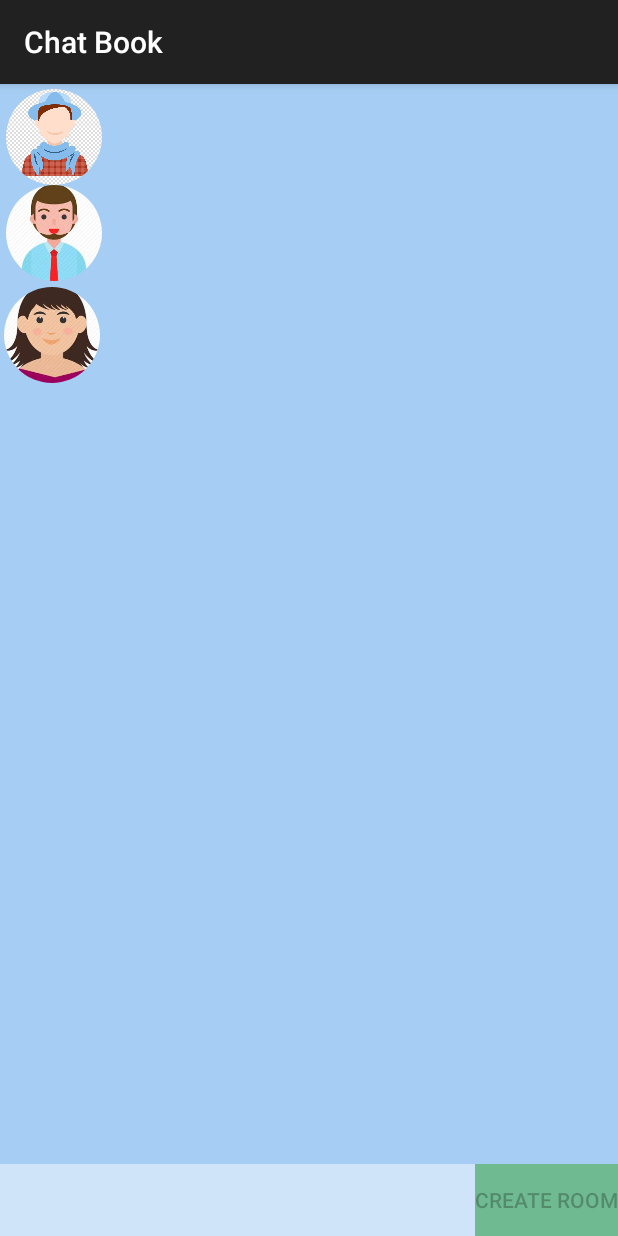
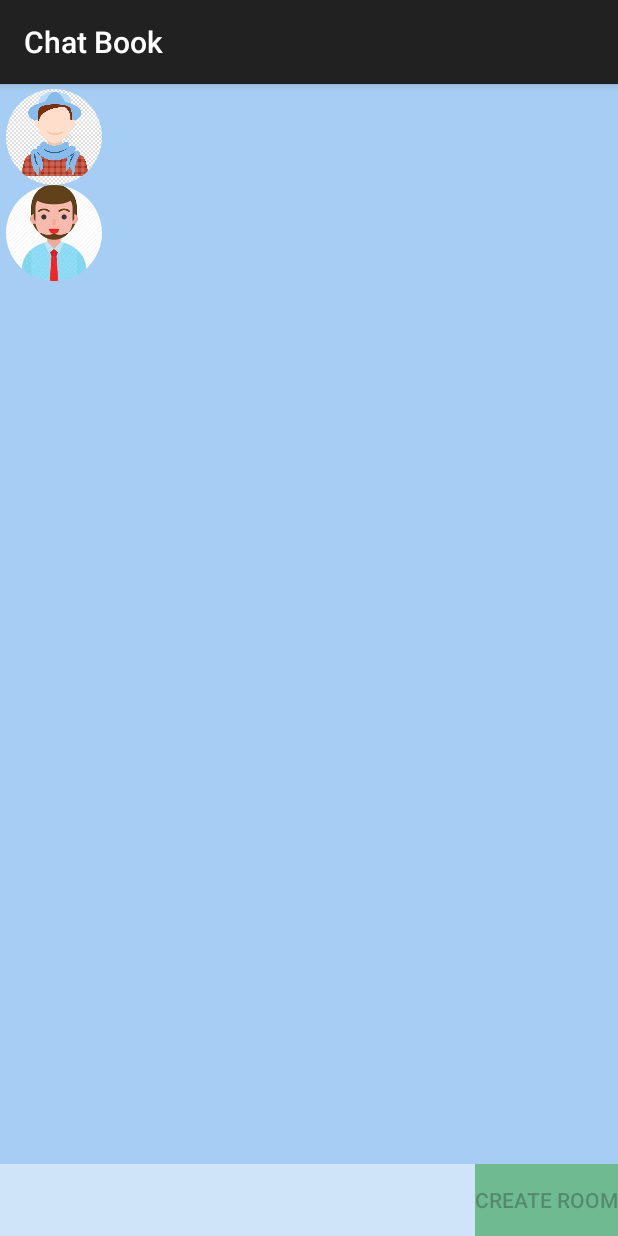
Before and after one commit to Jay-Vaghela0/Chat_Book, an Android app: the screen it shows after launch (MainActivity), on a phone screen of 412 x 824 dp. Run offline under Robolectric (Android 15) with nearby library versions, the phone set to English and light mode, and no system bars; our stand-ins replace CircleImageView, Firebase (no records; nobody signed in at launch, a user with empty details on screens opened directly).

Commit message:
Extra unwanted icon removed

```diff
--- a/app/src/main/res/layout/activity_main.xml
+++ b/app/src/main/res/layout/activity_main.xml
@@ -27,17 +27,6 @@
         android:layout_alignParentTop="true"
         android:layout_marginStart="0dp"
         android:layout_marginTop="67dp"
-        android:layout_marginEnd="0dp" />
-
-    <de.hdodenhof.circleimageview.CircleImageView
-        android:id="@+id/img3"
-        android:layout_width="72dp"
-        android:layout_height="64dp"
-        android:src="@drawable/avatar3"
-        android:layout_alignParentStart="true"
-        android:layout_alignParentTop="true"
-        android:layout_marginStart="-1dp"
-        android:layout_marginTop="135dp"
         android:layout_marginEnd="0dp" />
 
     <EditText
@@ -73,9 +62,7 @@
         android:splitMotionEvents="true"
         android:layout_above="@+id/room_name_edittext"
         android:layout_alignParentStart="true"
-        android:layout_alignParentLeft="true"
         android:layout_alignParentTop="true"
-        android:layout_marginStart="75dp"
-        android:layout_marginLeft="75dp" />
+        android:layout_marginStart="75dp" />
 
 </RelativeLayout>
```
